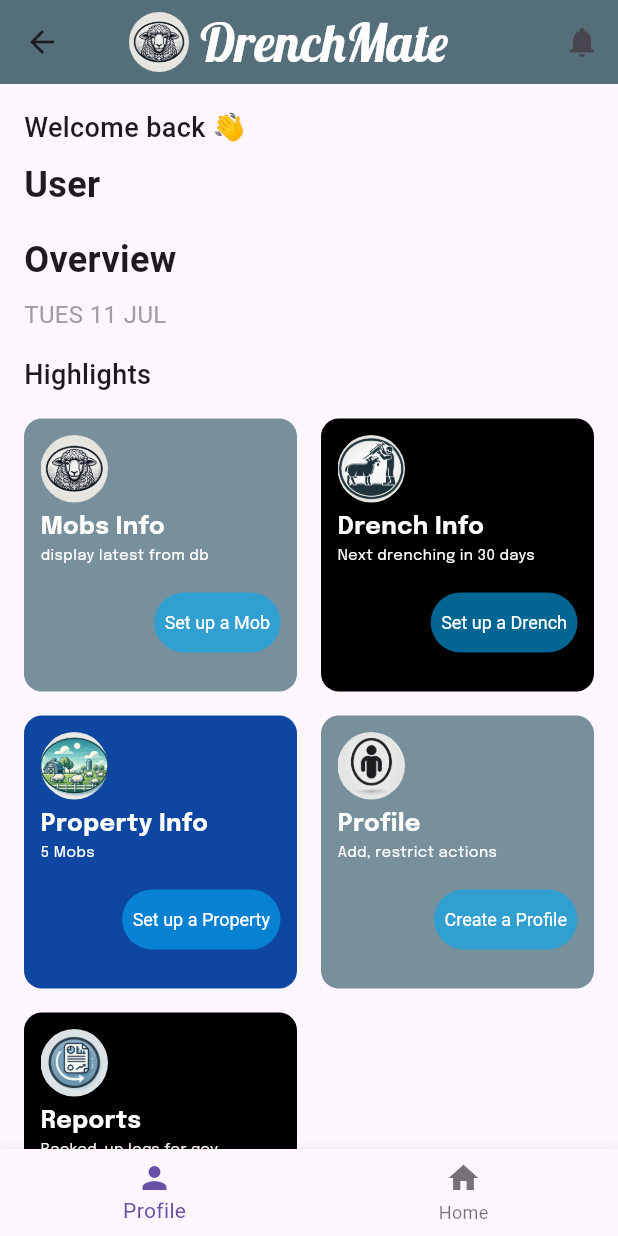
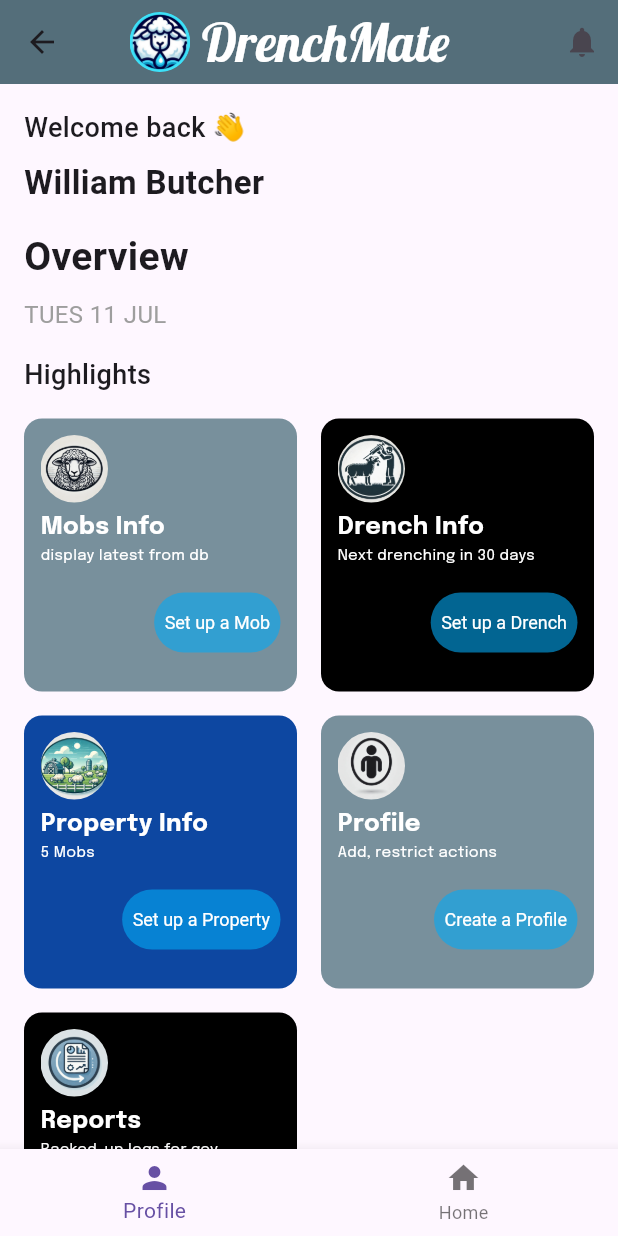
Before and after one commit to mn-nao-ren/drenchmate1017, a Flutter app: the DashboardScreen screen opened by its route, on a phone screen of 412 x 824 dp. Run offline on Flutter 3.47's test engine with Material 3 defaults, Android fonts, the phone set to English and light mode, and no system bars; our stand-ins replace cloud_firestore, firebase_auth, firebase_core, google_fonts, modal_progress_hud_nsn; accounts and stored records are empty.

Commit message:
made some fonts conform with our designs

```diff
--- a/lib/presentation/screens/dashboard_view.dart
+++ b/lib/presentation/screens/dashboard_view.dart
@@ -19,7 +19,7 @@ class DashboardScreen extends StatelessWidget {
         title: Row(
           children: [
             const SizedBox(height: 40, width: 14),
-            ClipOval(child: Image.asset('assets/icon/mob.png', height: 40, width: 40)),
+            ClipOval(child: Image.asset('assets/round_logo.png', height: 40, width: 41)),
             Text(
             ' DrenchMate',
             style: GoogleFonts.lobster(
@@ -51,13 +51,13 @@ class DashboardScreen extends StatelessWidget {
               // develop with stateful widget and fetch
               // do not use the following text widget
               const Text(
-                'User',
-                style: TextStyle(fontSize: 24, fontWeight: FontWeight.bold),
+                'William Butcher',
+                style: TextStyle(fontSize: 22, fontWeight: FontWeight.bold),
               ),
               const SizedBox(height: 16),
               const Text(
                 'Overview',
-                style: TextStyle(fontSize: 24, fontWeight: FontWeight.bold),
+                style: TextStyle(fontSize: 26, fontWeight: FontWeight.bold),
               ),
               const SizedBox(height: 8),
               const Text(
--- a/pubspec.yaml
+++ b/pubspec.yaml
@@ -64,7 +64,7 @@ dev_dependencies:
 flutter_icons:
   android: true
   ios: true
-  image_path: "assets/drenchmate_logo.png"
+  image_path: "assets/round_logo.png"
 
 # The following section is specific to Flutter packages.
 flutter:
```
Also changed, not shown: lib/presentation/screens/home_landing_page.dart (+7 -1 lines), 20 other files.
